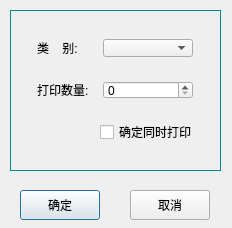
Old version of the form tabregister/newslices.ui in the repository YYC572652645/PatholoSystem.
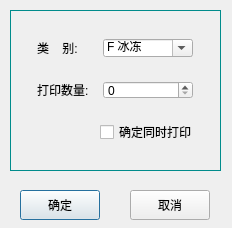
New version of the form.

```diff
--- a/tabregister/newslices.ui
+++ b/tabregister/newslices.ui
@@ -97,6 +97,19 @@
             <height>0</height>
            </size>
           </property>
+          <property name="editable">
+           <bool>true</bool>
+          </property>
+          <item>
+           <property name="text">
+            <string>F 冰冻</string>
+           </property>
+          </item>
+          <item>
+           <property name="text">
+            <string>A 常规</string>
+           </property>
+          </item>
          </widget>
         </item>
         <item>
```
